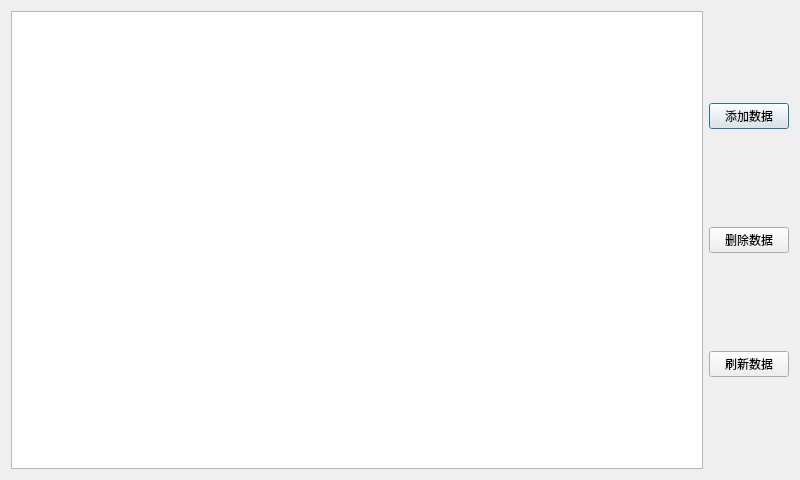
First picture: the form in MyCar_WIFI/dialogdatabase.ui, repository LeatherWang/MyCar_WIFI, before the edit.
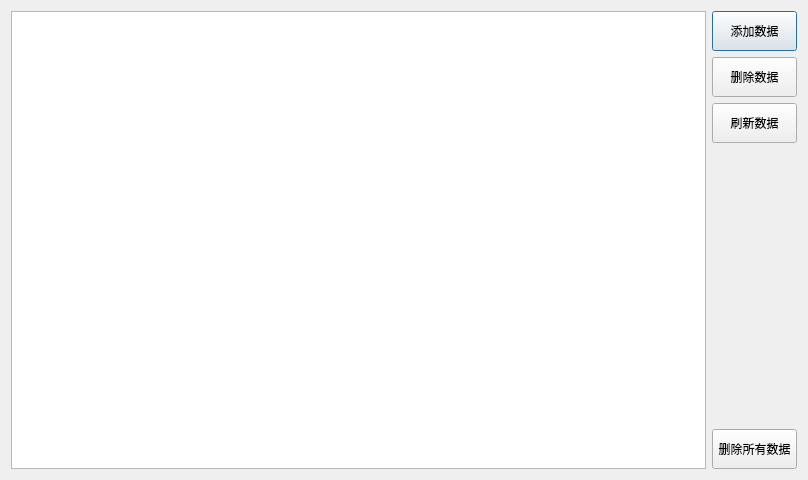
Second picture: the form after the edit.

Diff of the .ui file:
```diff
--- a/MyCar_WIFI/dialogdatabase.ui
+++ b/MyCar_WIFI/dialogdatabase.ui
@@ -6,7 +6,7 @@
    <rect>
     <x>0</x>
     <y>0</y>
-    <width>800</width>
+    <width>808</width>
     <height>480</height>
    </rect>
   </property>
@@ -26,26 +26,82 @@
    <item>
     <layout class="QVBoxLayout" name="verticalLayout">
      <item>
-      <widget class="QPushButton" name="pushButton">
+      <widget class="QPushButton" name="pushButton_dbAddData">
+       <property name="sizePolicy">
+        <sizepolicy hsizetype="Minimum" vsizetype="Maximum">
+         <horstretch>0</horstretch>
+         <verstretch>0</verstretch>
+        </sizepolicy>
+       </property>
+       <property name="minimumSize">
+        <size>
+         <width>75</width>
+         <height>40</height>
+        </size>
+       </property>
        <property name="text">
         <string>添加数据</string>
        </property>
       </widget>
      </item>
      <item>
-      <widget class="QPushButton" name="deletepushButton">
+      <widget class="QPushButton" name="pushButton_dbDeleteData">
+       <property name="minimumSize">
+        <size>
+         <width>75</width>
+         <height>40</height>
+        </size>
+       </property>
        <property name="text">
         <string>删除数据</string>
        </property>
       </widget>
      </item>
      <item>
-      <widget class="QPushButton" name="refreshpushButton">
+      <widget class="QPushButton" name="pushButton_dbRefresh">
+       <property name="minimumSize">
+        <size>
+         <width>75</width>
+         <height>40</height>
+        </size>
+       </property>
        <property name="text">
         <string>刷新数据</string>
        </property>
       </widget>
      </item>
+     <item>
+      <spacer name="verticalSpacer">
+       <property name="orientation">
+        <enum>Qt::Vertical</enum>
+       </property>
+       <property name="sizeHint" stdset="0">
+        <size>
+         <width>20</width>
+         <height>128</height>
+        </size>
+       </property>
+      </spacer>
+     </item>
+     <item>
+      <widget class="QPushButton" name="pushButton_dbDeleteAll">
+       <property name="sizePolicy">
+        <sizepolicy hsizetype="Minimum" vsizetype="Fixed">
+         <horstretch>0</horstretch>
+         <verstretch>0</verstretch>
+        </sizepolicy>
+       </property>
+       <property name="minimumSize">
+        <size>
+         <width>85</width>
+         <height>40</height>
+        </size>
+       </property>
+       <property name="text">
+        <string>删除所有数据</string>
+       </property>
+      </widget>
+     </item>
     </layout>
    </item>
   </layout>
```
Left out of the diff: 9 changed lines with no effect on the pictures.
